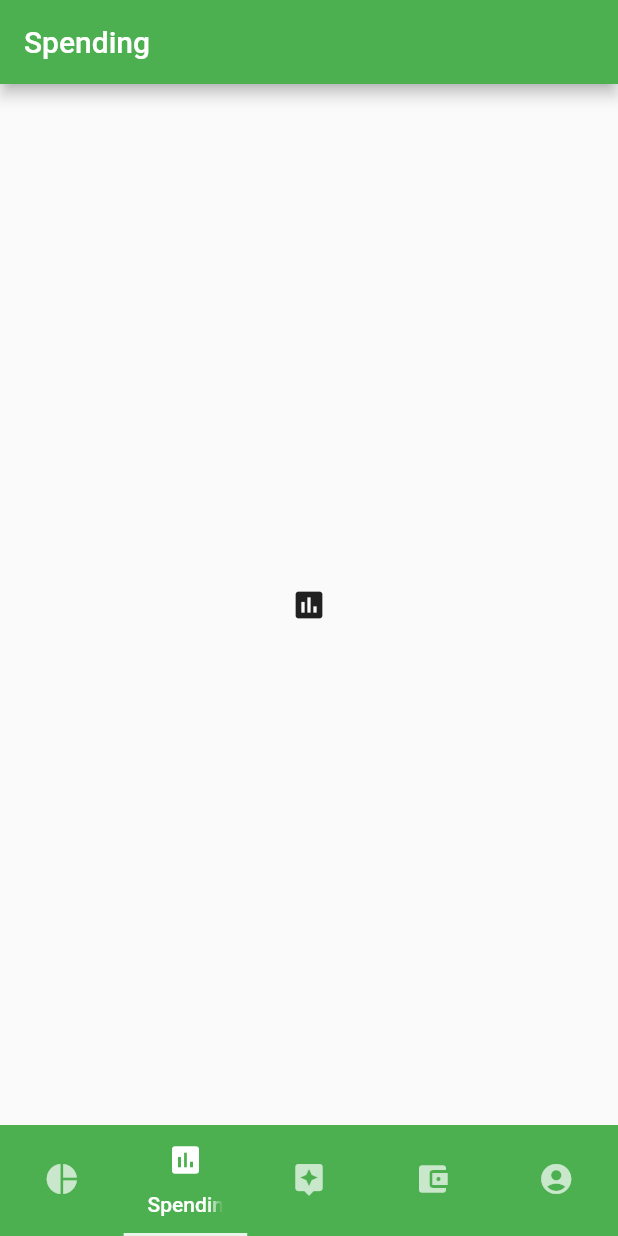
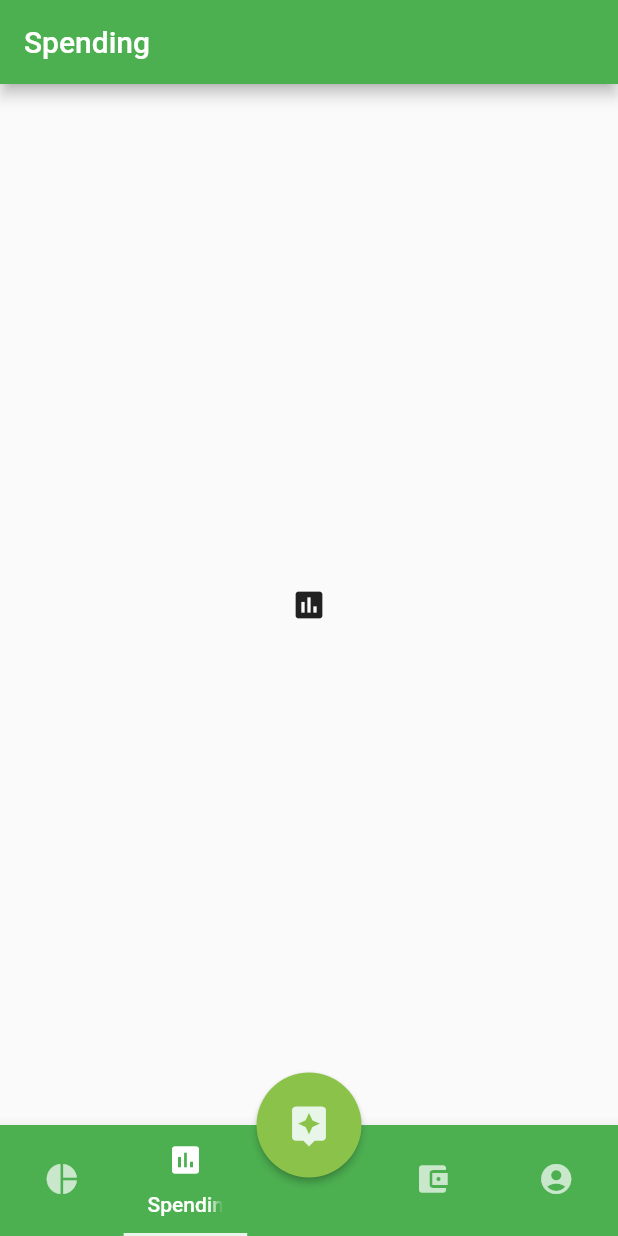
Before and after one commit to lerenn/envely-app, a Flutter app: the HomePage screen opened directly, item 2 of the bottom bar chosen, on a phone screen of 412 x 824 dp. Run offline on Flutter 3.47's test engine with Material 2 defaults, Android fonts, the phone set to English and light mode, and no system bars; our stand-ins replace bloc, equatable, firebase_auth, flutter_bloc, flutter_screenutil; accounts and stored records are empty; statements that could not run were skipped.

Commit message:
home_page: add center button

```diff
--- a/lib/pages/home_page.dart
+++ b/lib/pages/home_page.dart
@@ -6,7 +6,7 @@ import 'package:Envely/blocs/authentication/authentication.dart';
 import 'package:Envely/models/models.dart';
 
 const TabNb = 5;
-const MajorTab = 3;
+const MajorTab = 2;
 
 enum EnvelyTabPosition {
   BudgetTab,
@@ -54,15 +54,28 @@ class _HomePageState extends State<HomePage>
           title: EnvelyTitle(
         tabController: _tabController,
       )),
-      bottomNavigationBar: PreferredSize(
-          preferredSize: Size.fromHeight(kToolbarHeight),
-          child: Container(
-              color: Theme.of(context).primaryColor,
-              child: SafeArea(
-                  child: TabBar(
-                      controller: _tabController,
-                      indicatorColor: Theme.of(context).secondaryHeaderColor,
-                      tabs: _buildTabs(context))))),
+      floatingActionButtonLocation: FloatingActionButtonLocation.centerDocked,
+      floatingActionButton: Container(
+          width: 70.0,
+          height: 70.0,
+          child: new RawMaterialButton(
+              shape: new CircleBorder(),
+              fillColor: Colors.lightGreen,
+              elevation: 2.0,
+              child: Icon(
+                Icons.assistant,
+                size: 30,
+                color: Theme.of(context).secondaryHeaderColor,
+              ),
+              onPressed: () {
+                _tabController.animateTo(MajorTab);
+              })),
+      bottomNavigationBar: BottomAppBar(
+          color: Theme.of(context).primaryColor,
+          child: TabBar(
+              controller: _tabController,
+              indicatorColor: Theme.of(context).secondaryHeaderColor,
+              tabs: _buildTabs(context))),
       body: TabBarView(
         controller: _tabController,
         children: [
@@ -73,15 +86,6 @@ class _HomePageState extends State<HomePage>
           Account(user: widget.user),
         ],
       ),
-      // floatingActionButton: Container(
-      //     margin: new EdgeInsets.all(ScreenUtil().setWidth(50)),
-      //     child: FloatingActionButton(
-      //       onPressed: () {
-      //         // Add your onPressed code here!
-      //       },
-      //       child: Icon(Icons.attach_money),
-      //       backgroundColor: Theme.of(context).primaryColor,
-      //     )),
     );
   }
 
@@ -102,7 +106,7 @@ class _HomePageState extends State<HomePage>
     map[EnvelyTabPosition.AssistantTab.index] = EnvelyTab(
         position: EnvelyTabPosition.AssistantTab.index,
         text: "Assistant",
-        iconData: Icons.assistant,
+        iconData: null,
         tabController: _tabController);
     map[EnvelyTabPosition.AccountsTab.index] = EnvelyTab(
         position: EnvelyTabPosition.AccountsTab.index,
```
